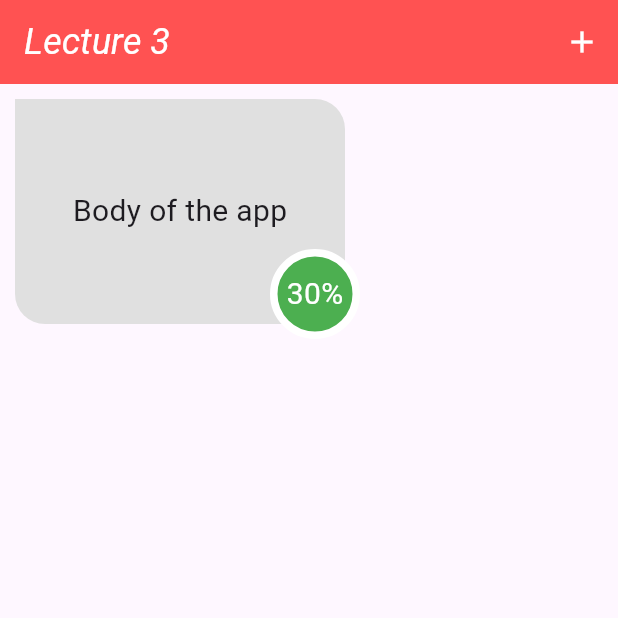
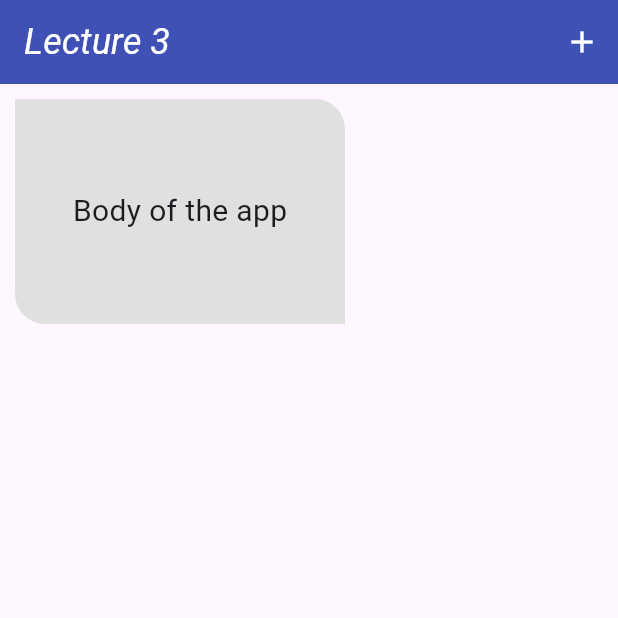
Before and after one commit to adhamStudy/flutter_lectures, a Flutter app: the screen it shows after launch, on a phone screen of 412 x 824 dp, the top half of it. Run offline on Flutter 3.47's test engine with Material 3 defaults, Android fonts, the light colour scheme and no system bars.

Commit message:
lecture 1 start

```diff
--- a/lib/main.dart
+++ b/lib/main.dart
@@ -15,7 +15,7 @@ class MyApp extends StatelessWidget{
         debugShowCheckedModeBanner: false,
        home: Scaffold(
          appBar: AppBar(
-           backgroundColor: Colors.redAccent.shade200,
+           backgroundColor: Colors.indigo,
            foregroundColor: Colors.white,
            title:
            Text('Lecture 3 ',
@@ -29,26 +29,7 @@ class MyApp extends StatelessWidget{
           ],
          ),
          body:
-      //    Text('Hello from body , Hello from body, Hello from body, Hello from body, Hello from body ',
-      // maxLines: 1,
-      //      style: TextStyle(fontSize: 20,color: Colors.red),
-      //      overflow: TextOverflow.fade,
-      //
-      //    ),
-      //    Container(
-      //      decoration: BoxDecoration(color: Colors.deepOrangeAccent,
-      //      borderRadius: BorderRadius.only(bottomLeft: Radius.circular(20),topRight: Radius.circular(20)),
-      //
-      //
-      //
-      //      ),
-      //      margin: EdgeInsets.all(10),
-      //      width: 220,
-      //      height : 150,
-      //      // color: Colors.deepOrangeAccent,
-      //      child: Center(child: MyText('Body of the app'),),
-      //    )
-         Stack(children: [
+
          Container(
            decoration: BoxDecoration(color: Colors.grey.shade300,
              borderRadius: BorderRadius.only(bottomLeft: Radius.circular(20),topRight: Radius.circular(20)),
@@ -59,23 +40,6 @@ class MyApp extends StatelessWidget{
            // color: Colors.deepOrangeAccent,
            child: Center(child: MyText('Body of the app'),),
          ),
-
-
-           Positioned(
-             top: 110,
-             left: 180,
-             child: Container(
-               width:60,
-               height: 60,
-               child: Center(child: Text('30%',style: TextStyle(color: Colors.white,fontSize: 20),),),
-               decoration: BoxDecoration(color: Colors.green,
-                   border: Border.all(width: 5,color: Colors.white),
-
-                   borderRadius: BorderRadius.circular(50)
-               ),
-             ),
-           ),
-         ],)
       ),
       )
     ;
```
Lines whose indentation alone changed are shown as unchanged.
